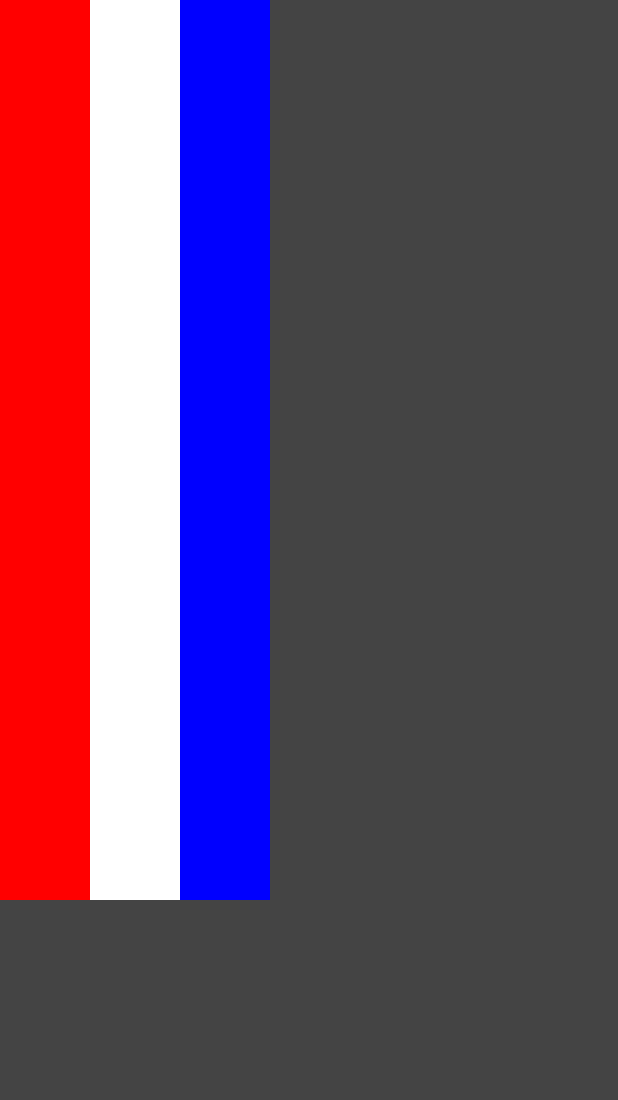
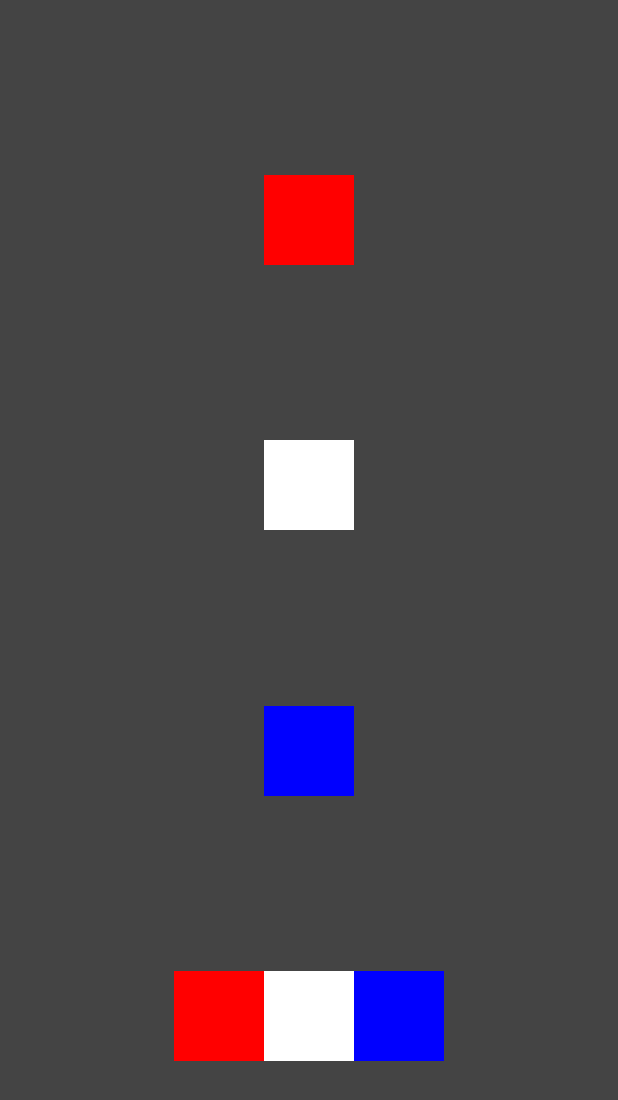
Before and after one commit to Qloozen/Simple-Text-Compose-Application, an Android app built with Jetpack Compose: the screen it shows after launch (MainActivity), on a phone screen of 412 x 824 dp. Shown: the top 1100 px of the screen. Run offline under Robolectric (Android 15) with nearby library versions, the phone set to English and light mode, and no system bars.

Commit message:
Added nested row in a column with different arrangements

```diff
--- a/app/src/main/java/com/example/simpletextcomposeapplication/MainActivity.kt
+++ b/app/src/main/java/com/example/simpletextcomposeapplication/MainActivity.kt
@@ -3,16 +3,12 @@ package com.example.simpletextcomposeapplication
 import android.os.Bundle
 import androidx.activity.ComponentActivity
 import androidx.activity.compose.setContent
-import androidx.compose.foundation.clickable
 import androidx.compose.foundation.layout.*
-import androidx.compose.material.MaterialTheme
 import androidx.compose.material.Surface
-import androidx.compose.material.Text
 import androidx.compose.runtime.Composable
 import androidx.compose.ui.Alignment
 import androidx.compose.ui.Modifier
 import androidx.compose.ui.graphics.Color
-import androidx.compose.ui.text.font.FontWeight
 import androidx.compose.ui.tooling.preview.Preview
 import androidx.compose.ui.unit.dp
 import com.example.simpletextcomposeapplication.ui.theme.SimpleTextComposeApplicationTheme
@@ -32,20 +28,32 @@ fun MainScreen() {
         color = Color.DarkGray,
         modifier = Modifier.fillMaxSize()
     ) {
-        Row {
-            HorizontalColoredRow(Color.Red)
-            HorizontalColoredRow(Color.White)
-            HorizontalColoredRow(Color.Blue)
+        Column(
+            Modifier.fillMaxSize(),
+            verticalArrangement = Arrangement.SpaceEvenly,
+            horizontalAlignment = Alignment.CenterHorizontally
+        ) {
+            ColoredSquare(Color.Red)
+            ColoredSquare(Color.White)
+            ColoredSquare(Color.Blue)
+            Row(
+                modifier = Modifier.fillMaxWidth(),
+                horizontalArrangement = Arrangement.Center
+            ) {
+                ColoredSquare(Color.Red)
+                ColoredSquare(Color.White)
+                ColoredSquare(Color.Blue)
+            }
         }
     }
 }
 
 @Composable
-fun HorizontalColoredRow(color: Color) {
+fun ColoredSquare(color: Color) {
     Surface(
         color = color,
         modifier = Modifier
-            .height(600.dp)
+            .height(60.dp)
             .width(60.dp)
     ) {}
 }
```
